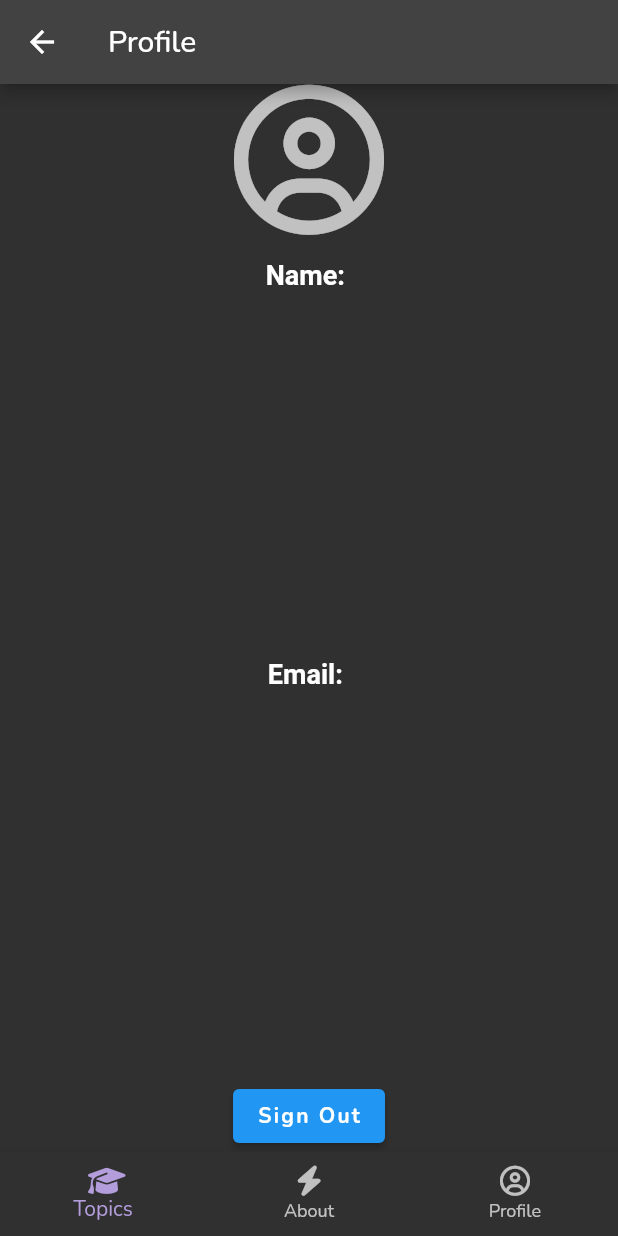
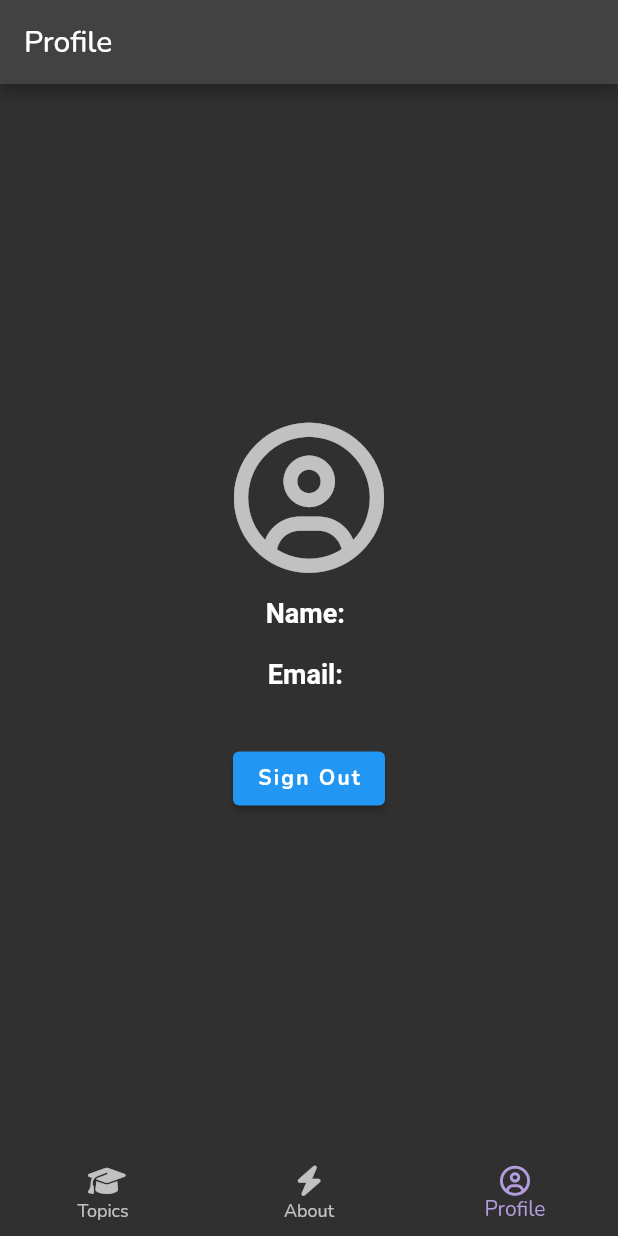
Before and after one commit to JosephFuge/quizapp, a Flutter app: the screen it shows once a user with an empty profile is signed in, item 3 of the bottom bar chosen, on a phone screen of 412 x 824 dp. Run offline on Flutter 3.47's test engine with Material 2 defaults, Android fonts, the phone set to English and light mode, and no system bars; our stand-ins replace cloud_firestore, firebase_auth, firebase_core, font_awesome_flutter, google_fonts, google_sign_in and 2 more; accounts and stored records are empty; network calls fail.

Commit message:
Fix visuals and bottom nav bar

```diff
--- a/lib/views/components/bottom_nav_bar.dart
+++ b/lib/views/components/bottom_nav_bar.dart
@@ -1,18 +1,19 @@
 import 'package:flutter/material.dart';
 import 'package:font_awesome_flutter/font_awesome_flutter.dart';
-import 'package:quizapp/routes.dart';
 
 const iconSize = 20.0;
 
 class BottomNavBar extends StatelessWidget {
-  const BottomNavBar({super.key});
+  const BottomNavBar({required this.changePage, this.currentPage = 0, super.key});
+  final Function changePage;
+  final int currentPage;
 
   @override
   Widget build(BuildContext context) {
     return BottomNavigationBar(
-        items: const [
+        items: [
           BottomNavigationBarItem(
-            icon: Icon(FontAwesomeIcons.graduationCap, size: iconSize),
+            icon: Icon(FontAwesomeIcons.graduationCap, size: iconSize, color: currentPage == 0 ? Colors.deepPurple[200] : Colors.white70),
             label: 'Topics',
           ),
           BottomNavigationBarItem(
@@ -20,22 +21,15 @@ class BottomNavBar extends StatelessWidget {
             label: 'About',
           ),
           BottomNavigationBarItem(
-            icon: Icon(FontAwesomeIcons.circleUser, size: iconSize),
+            icon: Icon(FontAwesomeIcons.circleUser, size: iconSize, color: currentPage == 2 ? Colors.deepPurple[200] : Colors.white70),
             label: 'Profile',
           )
         ],
-        fixedColor: Colors.deepPurple[200],
+        currentIndex: currentPage,
+        selectedItemColor: Colors.deepPurple[200],
+        unselectedItemColor: Colors.white70,
         onTap: (index) {
-          switch (index) {
-            case 0:
-              break;
-            case 1:
-              Navigator.pushNamed(context, QuizRoutes.aboutPage);
-              break;
-            case 2:
-              Navigator.pushNamed(context, QuizRoutes.profilePage);
-              break;
-          }
+          changePage(index);
         });
   }
 }
--- a/lib/views/pages/home.dart
+++ b/lib/views/pages/home.dart
@@ -1,31 +1,61 @@
 import 'package:firebase_core/firebase_core.dart';
 import 'package:flutter/material.dart';
 import 'package:quizapp/services/auth.dart';
+import 'package:quizapp/views/components/bottom_nav_bar.dart';
+import 'package:quizapp/views/pages/about.dart';
 import 'package:quizapp/views/pages/login.dart';
+import 'package:quizapp/views/pages/profile.dart';
 import 'package:quizapp/views/pages/topics/topics.dart';
 
-class HomePage extends StatelessWidget {
+class HomePage extends StatefulWidget {
   const HomePage({super.key});
 
   @override
+  State<HomePage> createState() => _HomePageState();
+}
+
+class _HomePageState extends State<HomePage> {
+  int currentPage = 0;
+
+  @override
   Widget build(BuildContext context) {
-    final Future<FirebaseApp> _initialization = Firebase.initializeApp();
+    final Future<FirebaseApp> initialization = Firebase.initializeApp();
 
     return FutureBuilder(
-      future: _initialization,
+      future: initialization,
       builder: (context, snapshot) {
         if (snapshot.hasData) {
           return StreamBuilder(
             stream: AuthService().userStream,
             builder: (context, snapshot) {
-              if (snapshot.connectionState == ConnectionState.waiting) {
-                return const Center(
-                    child: Text('Loading...',
-                        style: TextStyle(color: Colors.cyanAccent)));
-              } else if (snapshot.hasError) {
+              if (snapshot.hasError) {
                 return const Text('Error');
               } else if (snapshot.hasData) {
-                return const TopicsPage();
+                return Scaffold(
+                    appBar: currentPage == 0
+                        ? null
+                        : currentPage == 1
+                            ? AppBar(title: const Text('About'))
+                            : AppBar(title: const Text('Profile')),
+                    body: AnimatedSwitcher(
+                        // transitionBuilder: (child, animation) {
+                        //   return SlideTransition(position: animation, child: child);
+                        // },
+                        duration: const Duration(seconds: 1),
+                        child: currentPage == 0
+                            ? const TopicsPage()
+                            : currentPage == 1
+                                ? const AboutPage()
+                                : const ProfilePage()),
+                    bottomNavigationBar: BottomNavBar(
+                        currentPage: currentPage,
+                        changePage: (newPage) {
+                          if (currentPage != newPage) {
+                            setState(() {
+                              currentPage = newPage;
+                            });
+                          }
+                        }));
               } else {
                 return const LoginPage();
               }
--- a/lib/views/pages/profile.dart
+++ b/lib/views/pages/profile.dart
@@ -1,24 +1,19 @@
 import 'package:flutter/material.dart';
 import 'package:font_awesome_flutter/font_awesome_flutter.dart';
 import 'package:quizapp/services/auth.dart';
-import 'package:quizapp/views/components/bottom_nav_bar.dart';
 
 class ProfilePage extends StatelessWidget {
   const ProfilePage({super.key});
 
   @override
   Widget build(BuildContext context) {
-    return Scaffold(
-      appBar: AppBar(title: const Text('Profile')),
-      body: Center(
+    return Center(
       child: Column(
         mainAxisAlignment: MainAxisAlignment.center,
         children: [
-            const Icon(FontAwesomeIcons.circleUser,
-                size: 100, color: Colors.white70),
+          const Icon(FontAwesomeIcons.circleUser, size: 100, color: Colors.white70),
           const SizedBox(height: 16),
-            Expanded(
-              child: RichText(
+          RichText(
             text: TextSpan(
               style: const TextStyle(fontSize: 18.0, color: Colors.white),
               children: [
@@ -26,14 +21,12 @@ class ProfilePage extends StatelessWidget {
                   text: 'Name: ',
                   style: TextStyle(fontWeight: FontWeight.bold),
                 ),
-                    TextSpan(text: AuthService().user!.displayName ?? '')
+                TextSpan(text: AuthService().user!.displayName ?? 'John Doe')
               ],
             ),
           ),
-            ),
           const SizedBox(height: 16),
-            Expanded(
-              child: RichText(
+          RichText(
             text: TextSpan(
               style: const TextStyle(fontSize: 18.0, color: Colors.white),
               children: [
@@ -41,9 +34,8 @@ class ProfilePage extends StatelessWidget {
                   text: 'Email: ',
                   style: TextStyle(fontWeight: FontWeight.bold),
                 ),
-                    TextSpan(text: AuthService().user!.email ?? '')
+                TextSpan(text: AuthService().user!.email ?? 'johndoe@gmail.com')
               ],
-                ),
             ),
           ),
           const SizedBox(height: 32),
@@ -52,14 +44,11 @@ class ProfilePage extends StatelessWidget {
               onPressed: () async {
                 await AuthService().signOut();
                 if (context.mounted) {
-                    Navigator.of(context)
-                        .pushNamedAndRemoveUntil('/', (route) => false);
+                  Navigator.of(context).pushNamedAndRemoveUntil('/', (route) => false);
                 }
               })
         ],
       ),
-      ),
-      bottomNavigationBar: const BottomNavBar(),
     );
   }
 }
--- a/lib/views/pages/topics/topics.dart
+++ b/lib/views/pages/topics/topics.dart
@@ -1,7 +1,6 @@
 import 'package:flutter/material.dart';
 import 'package:quizapp/services/firestore.dart';
 import 'package:quizapp/services/models.dart';
-import 'package:quizapp/views/components/bottom_nav_bar.dart';
 import 'package:quizapp/views/components/topic_item.dart';
 import 'package:quizapp/views/pages/topics/drawer.dart';
 
@@ -22,7 +21,6 @@ class TopicsPage extends StatelessWidget {
 
           return Scaffold(
             appBar: AppBar(title: const Text('Topics')),
-            bottomNavigationBar: const BottomNavBar(),
             body: GridView.count(
               primary: false,
               padding: const EdgeInsets.all(20.0),
```
Also changed, not shown: lib/main.dart (+2 -22 lines), lib/views/pages/quiz/quiz_screen.dart (+5 -15 lines), pubspec.lock, 1 other file. Lines whose indentation alone changed are shown as unchanged.
